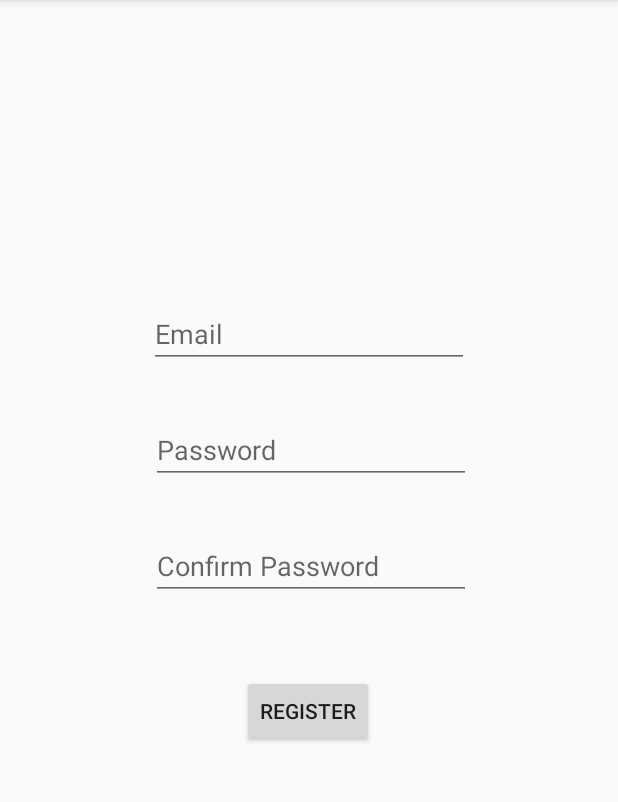
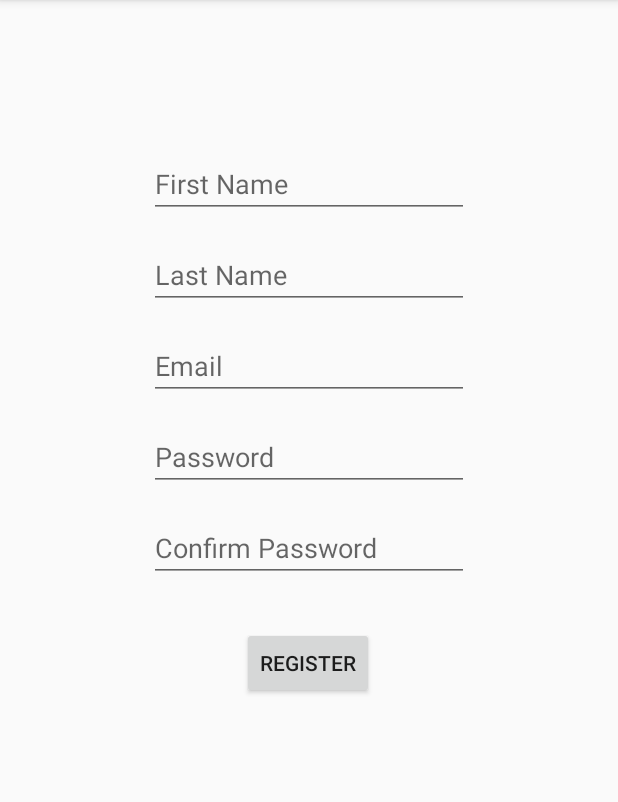
Before and after one commit to ajp54/Team-2-TCSS-450, an Android app: the RegisterFragment screen opened through its navigation route, on a phone screen of 412 x 824 dp, the part 84-886 px from its top. Run offline under Robolectric (Android 15) with nearby library versions, the phone set to English and light mode, and no system bars; our stand-ins replace Volley.

```diff
--- a/app/build.gradle
+++ b/app/build.gradle
@@ -45,6 +45,9 @@ dependencies {
 
     apply plugin: "androidx.navigation.safeargs"
 
+    implementation 'com.android.volley:volley:1.1.1'
+
+
     //implementation project(path: ':CombinatorPattern')
 
 
--- a/app/src/main/AndroidManifest.xml
+++ b/app/src/main/AndroidManifest.xml
@@ -1,6 +1,9 @@
 <?xml version="1.0" encoding="utf-8"?>
 <manifest xmlns:android="http://schemas.android.com/apk/res/android"
     package="edu.uw.tcss450.chatapp">
+
+    <uses-permission android:name="android.permission.INTERNET" />
+
 
     <application
         android:allowBackup="true"
--- a/app/src/main/java/edu/uw/tcss450/chatapp/ui/home/register/RegisterFragment.java
+++ b/app/src/main/java/edu/uw/tcss450/chatapp/ui/home/register/RegisterFragment.java
@@ -8,9 +8,13 @@ import androidx.fragment.app.Fragment;
 import androidx.lifecycle.ViewModelProvider;
 import androidx.navigation.Navigation;
 
+import android.util.Log;
 import android.view.LayoutInflater;
 import android.view.View;
 import android.view.ViewGroup;
+
+import org.json.JSONException;
+import org.json.JSONObject;
 
 import edu.uw.tcss450.chatapp.databinding.FragmentRegisterBinding;
 import edu.uw.tcss450.chatapp.utils.PasswordValidator;
@@ -20,6 +24,9 @@ import edu.uw.tcss450.chatapp.utils.PasswordValidator;
  * A simple {@link Fragment} subclass.
  */
 public class RegisterFragment extends Fragment {
+
+    private RegisterViewModel mRegisterModel;
+
 
     private FragmentRegisterBinding binding;
 
@@ -39,6 +46,8 @@ public class RegisterFragment extends Fragment {
     @Override
     public void onCreate(@Nullable Bundle savedInstanceState) {
         super.onCreate(savedInstanceState);
+        mRegisterModel = new ViewModelProvider(getActivity())
+                .get(RegisterViewModel.class);
     }
 
     @Override
@@ -57,6 +66,9 @@ public class RegisterFragment extends Fragment {
 
         binding.buttonRegisterRegister.setOnClickListener(this::attemptRegister);
 
+        mRegisterModel.addResponseObserver(getViewLifecycleOwner(),
+                this::observeResponse);
+
 //        binding.buttonRegisterRegister.setOnClickListener(button -> Navigation.findNavController(getView())
 //                .navigate(RegisterFragmentDirections.actionRegisterFragmentToLoginFragment()));
 
@@ -73,9 +85,15 @@ public class RegisterFragment extends Fragment {
     private void validatePassword() {
         mPasswordValidator.processResult(
                 mPasswordValidator.apply(binding.editPassRegister.getText().toString()),
-                this::navigateToLogin,
+                this::verifyAuthWithServer,
                 this::handlePasswordError);
     }
+
+    private void verifyAuthWithServer() {
+        mRegisterModel.connect( binding.editFnameRegister.getText().toString(),
+                binding.editLnameRegister.getText().toString(), binding.editEmailRegister.getText().toString(), binding.editPassRegister.getText().toString());
+    }
+
 
     private void handlePasswordError(PasswordValidator.ValidationResult validationResult) {
         String message = "Error";
@@ -115,8 +133,40 @@ public class RegisterFragment extends Fragment {
         binding.editEmailRegister.setError(message);
     }
 
+
     public void navigateToLogin() {
-        Navigation.findNavController(getView())
-                .navigate(RegisterFragmentDirections.actionRegisterFragmentToLoginFragment());
+
+//        Navigation.findNavController(getView())
+//                .navigate(RegisterFragmentDirections.actionRegisterFragmentToLoginFragment());
+
+        RegisterFragmentDirections.ActionRegisterFragmentToLoginFragment directions =
+                RegisterFragmentDirections.actionRegisterFragmentToLoginFragment();
+
+        directions.setEmail(binding.editEmailRegister.getText().toString());
+        directions.setPassword(binding.editPassRegister.getText().toString());
+
+        Navigation.findNavController(getView()).navigate(directions);
+
+    }
+
+
+    /**
+     * An observer on the HTTP Response from the web server. This observer should be
+     * attached to SignInViewModel.
+     *
+     * @param response the Response from the server
+     */
+    private void observeResponse(final JSONObject response) {
+        if (response.length() > 0) {
+            if (response.has("code")) {
+                try { binding.editEmailRegister.setError(
+                        "Error Authenticating: " + response.getJSONObject("data").getString("message"));
+                } catch (JSONException e) {
+                    Log.e("JSON Parse Error", e.getMessage()); }
+            } else { navigateToLogin();
+            }
+        } else {
+            Log.d("JSON Response", "No Response");
+        }
     }
 }
--- a/app/src/main/java/edu/uw/tcss450/chatapp/ui/home/signin/LoginFragment.java
+++ b/app/src/main/java/edu/uw/tcss450/chatapp/ui/home/signin/LoginFragment.java
@@ -5,12 +5,16 @@ import android.os.Bundle;
 import androidx.annotation.NonNull;
 import androidx.annotation.Nullable;
 import androidx.fragment.app.Fragment;
+import androidx.lifecycle.ViewModelProvider;
 import androidx.navigation.Navigation;
 
 import android.util.Log;
 import android.view.LayoutInflater;
 import android.view.View;
 import android.view.ViewGroup;
+
+import org.json.JSONException;
+import org.json.JSONObject;
 
 import edu.uw.tcss450.chatapp.utils.PasswordValidator;
 import edu.uw.tcss450.chatapp.databinding.FragmentLoginBinding;
@@ -22,6 +26,9 @@ import edu.uw.tcss450.chatapp.databinding.FragmentLoginBinding;
 public class LoginFragment extends Fragment {
 
     private FragmentLoginBinding binding;
+
+    private SignInViewModel mSignInModel;
+
 
     private PasswordValidator mEmailValidator =
             (PasswordValidator.checkPwdSpecialChar("@"));
@@ -36,6 +43,8 @@ public class LoginFragment extends Fragment {
     @Override
     public void onCreate(@Nullable Bundle savedInstanceState) {
         super.onCreate(savedInstanceState);
+        mSignInModel = new ViewModelProvider(getActivity())
+                .get(SignInViewModel.class);
     }
 
 
@@ -55,6 +64,15 @@ public class LoginFragment extends Fragment {
                 .navigate(LoginFragmentDirections.actionLoginFragmentToRegisterFragment()));
 
         binding.buttonLoginSignin.setOnClickListener(button -> handleLogin());
+
+        mSignInModel.addResponseObserver(
+                getViewLifecycleOwner(),
+                this::observeResponse);
+
+        LoginFragmentArgs args = LoginFragmentArgs.fromBundle(getArguments());
+
+        binding.editEmailLogin.setText(args.getEmail().equals("default") ? "" : args.getEmail());
+        binding.editPassLogin.setText(args.getPassword().equals("default") ? "" : args.getPassword());
         //NavDirections directions = LoginFragmentDirections.actionLoginFragmentToRegisterFragment();
 
 
@@ -71,8 +89,15 @@ public class LoginFragment extends Fragment {
     private void validatePassword() {
         mPasswordValidator.processResult(
                 mPasswordValidator.apply(binding.editPassLogin.getText().toString()),
-                this::navigateToMain,
+                this::verifyAuthWithServer,
                 this::handlePasswordError);
+    }
+
+    private void verifyAuthWithServer() {
+        mSignInModel.connect( binding.editEmailLogin.getText().toString(),
+                binding.editPassLogin.getText().toString());
+        //This is an Asynchronous call. No statements after should rely on the //result of connect().
+
     }
 
     private void handlePasswordError(PasswordValidator.ValidationResult validationResult) {
@@ -85,8 +110,37 @@ public class LoginFragment extends Fragment {
         binding.editEmailLogin.setError(message);
     }
 
-    private void navigateToMain() {
-        Navigation.findNavController(getView()).navigate(LoginFragmentDirections.actionLoginFragmentToMainActivity());
+    private void navigateToMain(final String email, final String jwt) {
+//        Navigation.findNavController(getView()).navigate(LoginFragmentDirections.actionLoginFragmentToMainActivity());
+        Navigation.findNavController(getView()).navigate(LoginFragmentDirections
+                .actionLoginFragmentToMainActivity(email, jwt));
+    }
+
+    /**
+     * An observer on the HTTP Response from the web server. This observer should be
+     * attached to SignInViewModel.
+     *
+     * @param response the Response from the server
+     */
+    private void observeResponse(final JSONObject response) {
+        Log.e("LOGIN BUTTON", "OBSERVE RESPONSE CALLED");
+        if (response.length() > 0) {
+            if (response.has("code")) {
+                try { binding.editEmailLogin.setError(
+                        "Error Authenticating: " + response.getJSONObject("data").getString("message"));
+                } catch (JSONException e) {
+                    Log.e("JSON Parse Error", e.getMessage());
+                }
+            } else {
+                try {
+                    navigateToMain(binding.editEmailLogin.getText().toString(), response.getString("token"));
+                } catch (JSONException e) {
+                    Log.e("JSON Parse Error", e.getMessage()); }
+            }
+        } else {
+            Log.d("JSON Response", "No Response");
+        }
+
     }
 
 }
--- a/app/src/main/res/layout/fragment_register.xml
+++ b/app/src/main/res/layout/fragment_register.xml
@@ -11,7 +11,7 @@
         android:id="@+id/button_register_register"
         android:layout_width="wrap_content"
         android:layout_height="wrap_content"
-        android:layout_marginTop="50dp"
+        android:layout_marginTop="30dp"
         android:text="Register"
         app:layout_constraintEnd_toEndOf="parent"
         app:layout_constraintHorizontal_bias="0.498"
@@ -23,10 +23,38 @@
         android:layout_width="wrap_content"
         android:layout_height="wrap_content"
         android:layout_marginStart="100dp"
-        android:layout_marginTop="200dp"
+        android:layout_marginTop="15dp"
         android:layout_marginEnd="100dp"
         android:ems="10"
         android:hint="Email"
+        android:inputType="textPersonName"
+        app:layout_constraintEnd_toEndOf="parent"
+        app:layout_constraintStart_toStartOf="parent"
+        app:layout_constraintTop_toBottomOf="@+id/editLname_register" />
+
+    <EditText
+        android:id="@+id/editLname_register"
+        android:layout_width="wrap_content"
+        android:layout_height="wrap_content"
+        android:layout_marginStart="100dp"
+        android:layout_marginTop="15dp"
+        android:layout_marginEnd="100dp"
+        android:ems="10"
+        android:hint="Last Name"
+        android:inputType="textPersonName"
+        app:layout_constraintEnd_toEndOf="parent"
+        app:layout_constraintStart_toStartOf="parent"
+        app:layout_constraintTop_toBottomOf="@+id/editFname_register" />
+
+    <EditText
+        android:id="@+id/editFname_register"
+        android:layout_width="wrap_content"
+        android:layout_height="wrap_content"
+        android:layout_marginStart="100dp"
+        android:layout_marginTop="100dp"
+        android:layout_marginEnd="100dp"
+        android:ems="10"
+        android:hint="First Name"
         android:inputType="textPersonName"
         app:layout_constraintEnd_toEndOf="parent"
         app:layout_constraintStart_toStartOf="parent"
@@ -34,14 +62,12 @@
 
     <EditText
         android:id="@+id/editPass_register"
-        android:layout_width="wrap_content"
+        android:layout_width="213dp"
         android:layout_height="wrap_content"
-        android:layout_marginStart="100dp"
-        android:layout_marginTop="32dp"
-        android:layout_marginEnd="98dp"
+        android:layout_marginTop="15dp"
         android:ems="10"
         android:hint="Password"
-        android:inputType="textPersonName"
+        android:inputType="textPassword"
         app:layout_constraintEnd_toEndOf="parent"
         app:layout_constraintStart_toStartOf="parent"
         app:layout_constraintTop_toBottomOf="@+id/editEmail_register" />
@@ -49,13 +75,11 @@
     <EditText
         android:id="@+id/editPass2_register"
         android:layout_width="wrap_content"
-        android:layout_height="wrap_content"
-        android:layout_marginStart="100dp"
-        android:layout_marginTop="32dp"
-        android:layout_marginEnd="98dp"
+        android:layout_height="45dp"
+        android:layout_marginTop="15dp"
         android:ems="10"
         android:hint="Confirm Password"
-        android:inputType="textPersonName"
+        android:inputType="textPassword"
         app:layout_constraintEnd_toEndOf="parent"
         app:layout_constraintStart_toStartOf="parent"
         app:layout_constraintTop_toBottomOf="@+id/editPass_register" />
--- a/app/src/main/res/navigation/auth_graph.xml
+++ b/app/src/main/res/navigation/auth_graph.xml
@@ -16,6 +16,14 @@
         <action
             android:id="@+id/action_loginFragment_to_mainActivity"
             app:destination="@id/mainActivity" />
+        <argument
+            android:name="email"
+            app:argType="string"
+            android:defaultValue="default" />
+        <argument
+            android:name="password"
+            app:argType="string"
+            android:defaultValue="default" />
     </fragment>
     <fragment
         android:id="@+id/registerFragment"
@@ -30,5 +38,12 @@
         android:id="@+id/mainActivity"
         android:name="edu.uw.tcss450.chatapp.MainActivity"
         android:label="activity_main"
-        tools:layout="@layout/activity_main" />
+        tools:layout="@layout/activity_main" >
+        <argument
+            android:name="email"
+            app:argType="string" />
+        <argument
+            android:name="jwt"
+            app:argType="string" />
+    </activity>
 </navigation>
--- a/settings.gradle
+++ b/settings.gradle
@@ -1,2 +1,2 @@
 rootProject.name='Chat App'
-include ':app', ':CombinatorPattern'
+include ':app'
```
Also changed, not shown: app/src/main/java/edu/uw/tcss450/chatapp/io/RequestQueueSingleton.java (added, +65 -0 lines), app/src/main/java/edu/uw/tcss450/chatapp/model/UserInfoViewModel.java (added, +48 -0 lines), app/src/main/java/edu/uw/tcss450/chatapp/ui/home/register/RegisterViewModel.java (added, +81 -0 lines), app/src/main/java/edu/uw/tcss450/chatapp/ui/home/signin/SignInViewModel.java (added, +93 -0 lines), app/src/main/res/layout/fragment_login.xml (+4 -3 lines).
